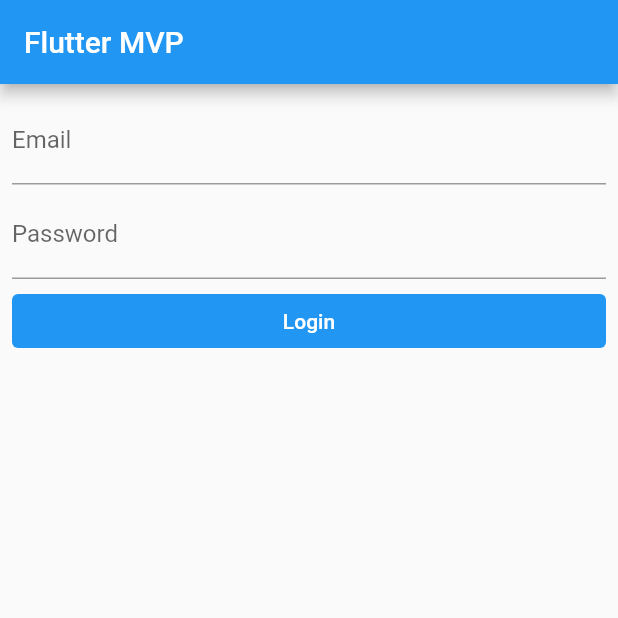
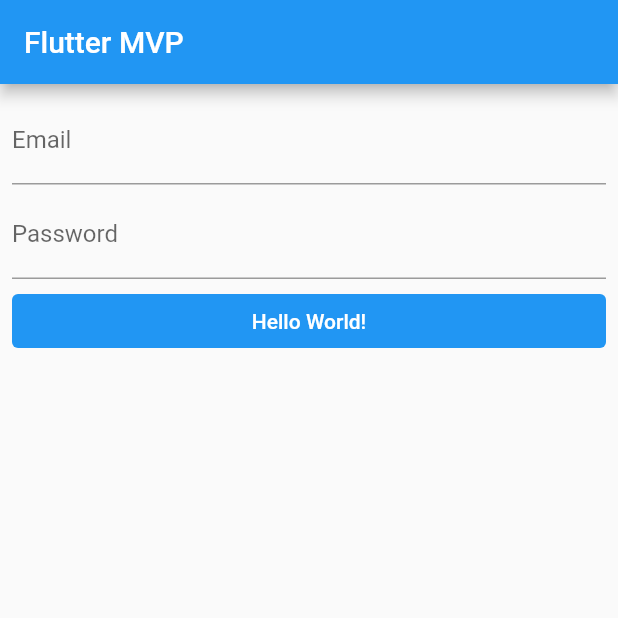
Before and after one commit to sapatekno/flutter_mvp, a Flutter app: the screen it shows after launch, on a phone screen of 412 x 824 dp, the top half of it. Run offline on Flutter 3.47's test engine with Material 2 defaults, Android fonts, the phone set to English and light mode, and no system bars; accounts and stored records are empty; generated files the repository leaves out were written again.

Commit message:
localization - initial localization

```diff
--- /dev/null
+++ b/l10n.yaml
@@ -0,0 +1,3 @@
+arb-dir: lib/l10n
+template-arb-file: app_en.arb
+output-localization-file: app_localizations.dart
--- /dev/null
+++ b/lib/l10n/app_en.arb
@@ -0,0 +1,6 @@
+{
+  "helloWorld": "Hello World!",
+  "@helloWorld": {
+    "description": "The conventional newborn programmer greeting"
+  }
+}
--- /dev/null
+++ b/lib/l10n/app_id.arb
@@ -0,0 +1,6 @@
+{
+  "helloWorld": "Halo Dunia!",
+  "@helloWorld": {
+    "description": "The conventional newborn programmer greeting"
+  }
+}
--- a/lib/main.dart
+++ b/lib/main.dart
@@ -1,4 +1,5 @@
 import 'package:flutter/material.dart';
+import 'package:flutter_gen/gen_l10n/app_localizations.dart';
 import 'package:flutter_localizations/flutter_localizations.dart';
 import 'package:flutter_mvp/base/base_theme.dart';
 import 'package:flutter_mvp/page/login/login_view.dart';
@@ -18,13 +19,15 @@
     return MaterialApp(
       title: 'Flutter MVP Basic Architecture',
       localizationsDelegates: [
+        AppLocalizations.delegate,
         GlobalMaterialLocalizations.delegate,
         GlobalWidgetsLocalizations.delegate,
         GlobalCupertinoLocalizations.delegate
       ],
+      locale: Locale('en'),
       supportedLocales: [
-        const Locale('en', 'US'),
-        const Locale('in', 'ID'),
+        Locale('en'),
+        Locale('id'),
       ],
       theme: ThemeData(
         primarySwatch: BaseTheme.colorPrimary,
--- a/lib/page/login/login_view.dart
+++ b/lib/page/login/login_view.dart
@@ -1,4 +1,5 @@
 import 'package:flutter/material.dart';
+import 'package:flutter_gen/gen_l10n/app_localizations.dart';
 import 'package:flutter_mvp/base/base_stateful_widget.dart';
 import 'package:flutter_mvp/base/base_theme.dart';
 import 'package:flutter_mvp/data/model/ReqLogin.dart';
@@ -82,7 +83,8 @@
                       children: [
                         Expanded(
                           child: TextButton(
-                            child: Text("Login"),
+                            child:
+                                Text(AppLocalizations.of(context)!.helloWorld),
                             style: TextButton.styleFrom(
                                 primary: Colors.white,
                                 backgroundColor: Colors.blue),
```
Also changed, not shown: pubspec.lock.
